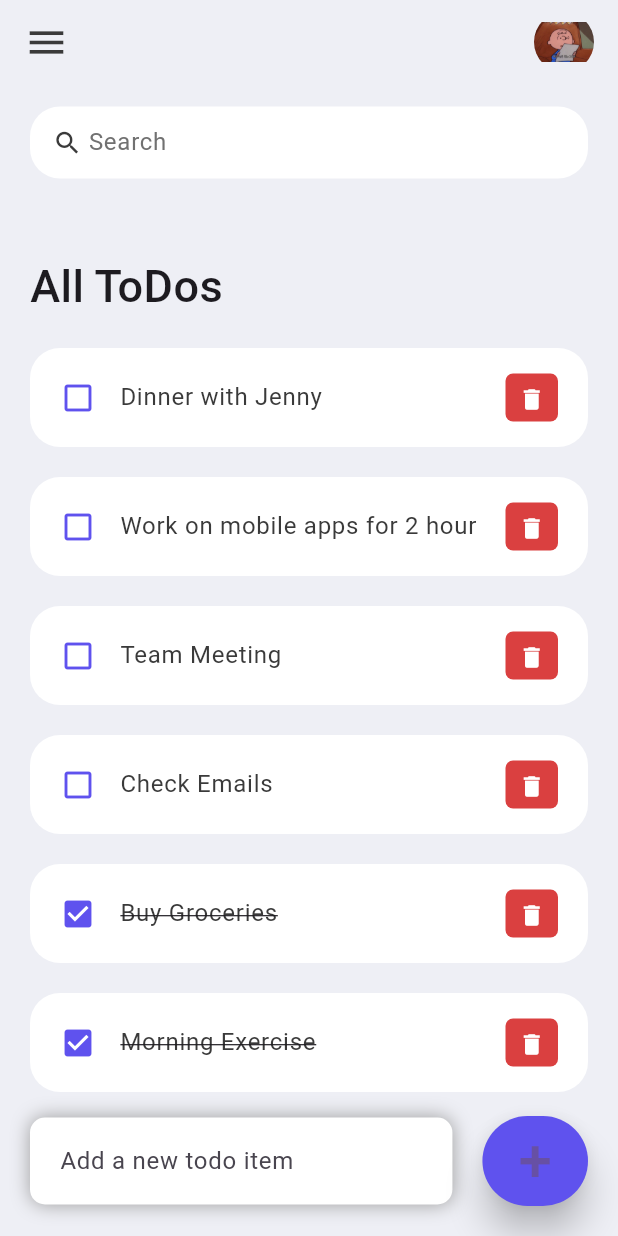
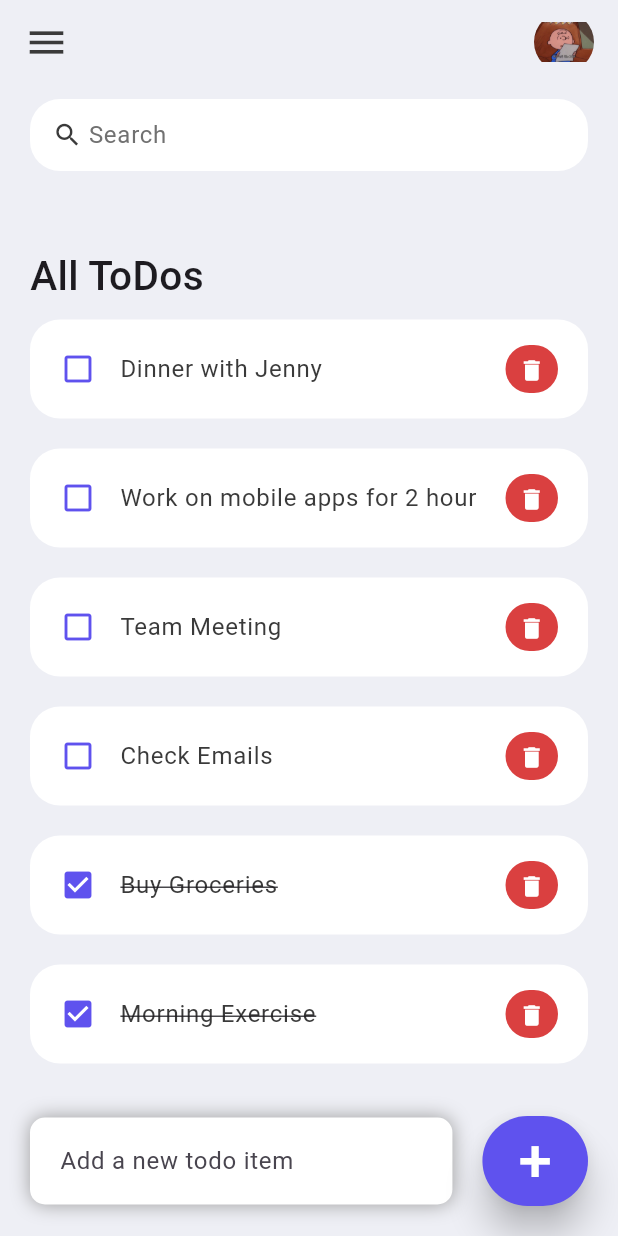
Before and after one commit to rhrh9999/flutter_todolist, a Flutter app: the screen it shows after launch, on a phone screen of 412 x 824 dp. Run offline on Flutter 3.47's test engine with Material 3 defaults, Android fonts, the phone set to English and light mode, and no system bars.

Commit message:
Change + icon's color to white, and trashcan icon's borderRadius to circular

```diff
--- a/lib/main.dart
+++ b/lib/main.dart
@@ -6,9 +6,9 @@ void main() {
   runApp(const MyApp());
 }
 
+//statelesswidget: 변경상태가 필요하지 않은 위젯
 class MyApp extends StatelessWidget {
   const MyApp({super.key});
-
   //root of application
   @override
   Widget build(BuildContext context) {
--- a/lib/screens/home.dart
+++ b/lib/screens/home.dart
@@ -30,7 +30,7 @@ class Home extends StatefulWidget {
           Container(
             padding: EdgeInsets.symmetric(
                 horizontal:20,
-                vertical: 15
+                vertical: 10
             ),
             child: Column(
               children: [
@@ -39,9 +39,9 @@ class Home extends StatefulWidget {
                   child: ListView(
                     children: [
                       Container(
-                        margin: EdgeInsets.only(top: 50, bottom: 20),
+                        margin: EdgeInsets.only(top: 50, bottom: 10),
                         child: Text('All ToDos', style: TextStyle(
-                          fontSize: 30,
+                          fontSize: 27,
                           fontWeight: FontWeight.w500,
                         ),
                         ),
@@ -53,7 +53,6 @@ class Home extends StatefulWidget {
                             onToDoChanged: _handleToDoChange,
                             onDeleteItem: _deleteToDoItem,
                         ),
-
                     ],
                   ),
                 )
@@ -99,7 +98,12 @@ class Home extends StatefulWidget {
                       right: 20,
                   ),
                   child: ElevatedButton(
-                    child: Text('+', style: TextStyle(fontSize: 40,),),
+                    child: Text('+',
+                      style: TextStyle(
+                          fontSize: 40,
+                          color: Colors.white //+아이콘 색깔을 흰색으로 지정
+                      ),
+                    ),
                     onPressed: () {
                       _addToDoItem(_todoController.text);
                     },
@@ -189,7 +193,7 @@ class Home extends StatefulWidget {
   AppBar _buildAppBar(){
     return AppBar(
       backgroundColor: toBGColor,
-      elevation: 0,
+      elevation: 0, //그림자
       title: Row(
           mainAxisAlignment: MainAxisAlignment.spaceBetween,
           children: [
--- a/lib/widgets/todo_item.dart
+++ b/lib/widgets/todo_item.dart
@@ -40,15 +40,17 @@ class ToDoItem extends StatelessWidget {
             decoration: todo.isDone? TextDecoration.lineThrough : null,
           ),
         ),
+
         trailing: Container(
           padding: EdgeInsets.all(0),
           margin: EdgeInsets.symmetric(vertical: 12),
           height: 35,
           width: 35,
           decoration: BoxDecoration(
-            color: toRed,
-            borderRadius: BorderRadius.circular(5),
+            color: toRed, //trash캔 색 빨강으로
+            borderRadius: BorderRadius.circular(30), //trash캔 테두리 둥글게
           ),
+
             child: IconButton(
               color: Colors.white,
               iconSize: 18,
@@ -58,8 +60,9 @@ class ToDoItem extends StatelessWidget {
                 onDeleteItem(todo.id);
               },
             ),
+          )
         ),
-      ),
+
     );
   }
 }
```
Also changed, not shown: lib/model/todo.dart (+10 -0 lines). Lines whose indentation alone changed are shown as unchanged.
